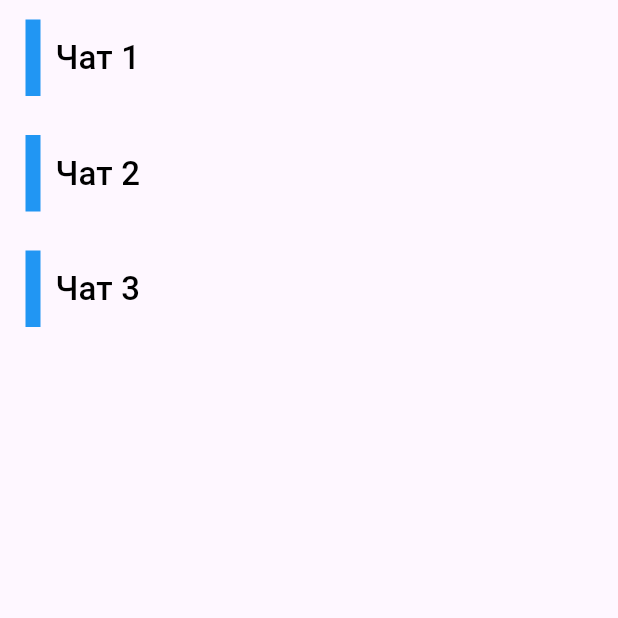
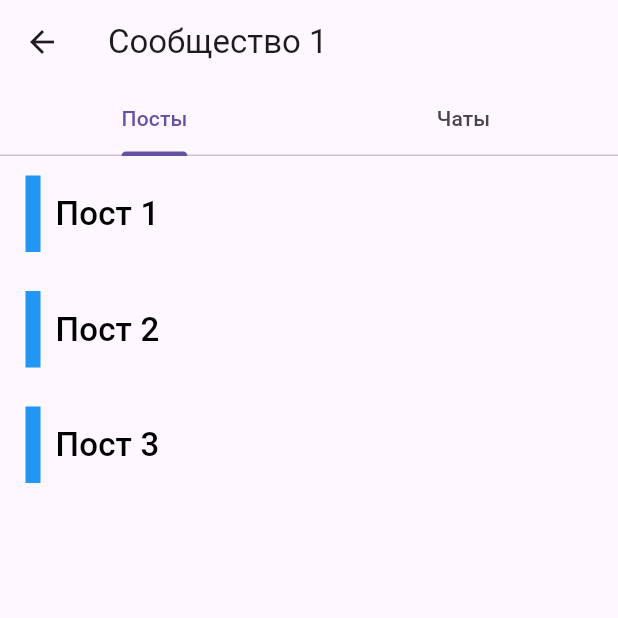
Before and after one commit to altamino/apps, a Flutter app: the CommunitiesList screen opened directly, after a tap on "Сообщество 1", on a phone screen of 412 x 824 dp, the top half of it. Run offline on Flutter 3.47's test engine with Material 3 defaults, Android fonts, the phone set to English and light mode, and no system bars.

Commit message:
added posts

```diff
--- a/lib/api.dart
+++ b/lib/api.dart
@@ -2,8 +2,9 @@ class Account {
   String login = '';
   String password = '';
   int enterState = 0;
-  String currentCommunity = '0';
-  String currentChat = '0';
+  List<String> currentCommunity = [];
+  List<String> currentChat = [];
+  List<String> currentPost = [];
 
   void enter(String? login, String? password){
     this.login = login ?? '';
@@ -14,7 +15,7 @@ class Account {
     return [['Сообщество 1', '1'], ['Сообщество 2', '2'], ['Сообщество 3', '3']];
   }
   List<List<String>> getChats() {
-    switch(currentCommunity){
+    switch(currentCommunity[1]){
       case '1': return [['Чат 1', '1'], ['Чат 2', '2'], ['Чат 3', '3']];
       case '2': return [['Чат 4', '4'], ['Чат 5', '5'], ['Чат 6', '6']];
       case '3': return [['Чат 7', '7'], ['Чат 8', '8'], ['Чат 9', '9']];
@@ -22,7 +23,7 @@ class Account {
     }
   }
   List<List<String>> getMessages() {
-    switch(currentChat){
+    switch(currentChat[1]){
       case '1': return [['Сообщение 1', '1'], ['Сообщение 2', '2'], ['Сообщение 3', '3']];
       case '2': return [['Сообщение 4', '4'], ['Сообщение 5', '5'], ['Сообщение 6', '6']];
       case '3': return [['Сообщение 7', '7'], ['Сообщение 8', '8'], ['Сообщение 9', '9']];
@@ -35,4 +36,26 @@ class Account {
       default: return [];
     }
   }
+  List<List<String>> getPosts() {
+    switch(currentCommunity[1]){
+      case '1': return [['Пост 1', '1'], ['Пост 2', '2'], ['Пост 3', '3']];
+      case '2': return [['Пост 4', '4'], ['Пост 5', '5'], ['Пост 6', '6']];
+      case '3': return [['Пост 7', '7'], ['Пост 8', '8'], ['Пост 9', '9']];
+      default: return [];
+    }
+  }
+  List<String> getPostInformation() {
+   switch(currentPost[1]){
+     case '1': return ['Пост 1', '123'];
+     case '2': return ['Пост 4', '123'];
+     case '3': return ['Пост 7', '123'];
+     case '4': return ['Пост 10', '123'];
+     case '5': return ['Пост 13', '123'];
+     case '6': return ['Пост 16', '123'];
+     case '7': return ['Пост 19', '123'];
+     case '8': return ['Пост 22', '123'];
+     case '9': return ['Пост 25', '123'];
+     default: return [];
+   }
+  }
 }
--- a/lib/main.dart
+++ b/lib/main.dart
@@ -28,7 +28,7 @@ class LoginState extends State<Login> {
   final TextEditingController _loginController = TextEditingController();
   final TextEditingController _passwordController = TextEditingController();
 
-  String? _errorText = '';
+  String _errorText = '';
 
   @override
   Widget build(BuildContext context) {
@@ -102,7 +102,7 @@ class LoginState extends State<Login> {
                     color: Colors.black
                 ))
             ),
-            Text('$_errorText',
+            Text(_errorText,
                 style: const TextStyle(
                     color: Colors.red,
                     fontSize: 20
@@ -137,11 +137,11 @@ class CommunitiesList extends StatelessWidget {
                           )
                       ),
                       onPressed: () {
-                        account.currentCommunity = _communities[index][1];
+                        account.currentCommunity = _communities[index];
                         Navigator.push(
                             context,
                             MaterialPageRoute(
-                                builder: (context) => ChatsList()
+                                builder: (context) => Community()
                             )
                         );
                       },
@@ -169,6 +169,88 @@ class CommunitiesList extends StatelessWidget {
   }
 }
 
+class Community extends StatelessWidget {
+  const Community({super.key});
+
+  @override
+  Widget build(BuildContext context){
+    return DefaultTabController(
+      length: 2,
+      child: Scaffold(
+        appBar: AppBar(
+          title: Text(account.currentCommunity[0]),
+          bottom: const TabBar(
+              tabs: [
+                Tab(text: 'Посты'),
+                Tab(text: 'Чаты')
+              ]
+          ),
+        ),
+        body: TabBarView(
+          children: [
+            PostsList(),
+            ChatsList()
+          ]
+        )
+      ),
+    );
+  }
+}
+
+class PostsList extends StatelessWidget {
+  final List<List<String>> _posts = account.getPosts();
+
+  PostsList({super.key});
+
+  @override
+  Widget build(BuildContext context) {
+    return ListView.builder(
+        itemCount: _posts.length,
+        itemBuilder: (BuildContext context, int index) {
+          return Padding(
+              padding: const EdgeInsets.all(5),
+              child: TextButton(
+                  style: ButtonStyle(
+                      alignment: Alignment.centerLeft,
+                      shape: WidgetStateProperty.all<RoundedRectangleBorder>(
+                          RoundedRectangleBorder(
+                              borderRadius: BorderRadius.circular(5)
+                          )
+                      )
+                  ),
+                  onPressed: () {
+                    account.currentPost = _posts[index];
+                    Navigator.push(
+                        context,
+                        MaterialPageRoute(
+                            builder: (context) => Post()
+                        )
+                    );
+                  },
+                  child: Container(
+                      decoration: const BoxDecoration(
+                          border: Border(
+                              left: BorderSide(
+                                  width: 10,
+                                  color: Colors.blue
+                              )
+                          )
+                      ),
+                      padding: const EdgeInsets.all(10),
+                      child: Text(_posts[index][0],
+                          style: const TextStyle(
+                              color: Colors.black,
+                              fontSize: 22
+                          )
+                      )
+                  )
+              )
+          );
+        }
+    );
+  }
+}
+
 class ChatsList extends StatelessWidget {
   final List<List<String>> _chats = account.getChats();
 
@@ -176,8 +258,7 @@ class ChatsList extends StatelessWidget {
 
   @override
   Widget build(BuildContext context){
-    return Scaffold(
-        body: ListView.builder(
+    return ListView.builder(
             itemCount: _chats.length,
             itemBuilder: (BuildContext context, int index) {
               return Padding(
@@ -192,11 +273,11 @@ class ChatsList extends StatelessWidget {
                           )
                       ),
                       onPressed: () {
-                        account.currentChat = _chats[index][1];
+                        account.currentChat = _chats[index];
                         Navigator.push(
                             context,
                             MaterialPageRoute(
-                                builder: (context) => const Chat()
+                                builder: (context) => Chat()
                             )
                         );
                       },
@@ -219,7 +300,23 @@ class ChatsList extends StatelessWidget {
                       )
                   )
               );
-            })
+            }
+            );
+  }
+}
+
+class Post extends StatelessWidget {
+  final List<String> _postInformation = account.getPostInformation();
+
+  Post({super.key});
+
+  @override
+  Widget build(BuildContext context) {
+    return Scaffold(
+      appBar: AppBar(
+          title: Text(_postInformation[0])
+      ),
+      body: Text(_postInformation[1])
     );
   }
 }
@@ -239,6 +336,9 @@ class ChatState extends State<Chat> {
   @override
   Widget build(BuildContext context) {
     return Scaffold(
+      appBar: AppBar(
+        title: Text(account.currentChat[0]),
+      ),
       body: Column(
         children: [
           Expanded(
```
